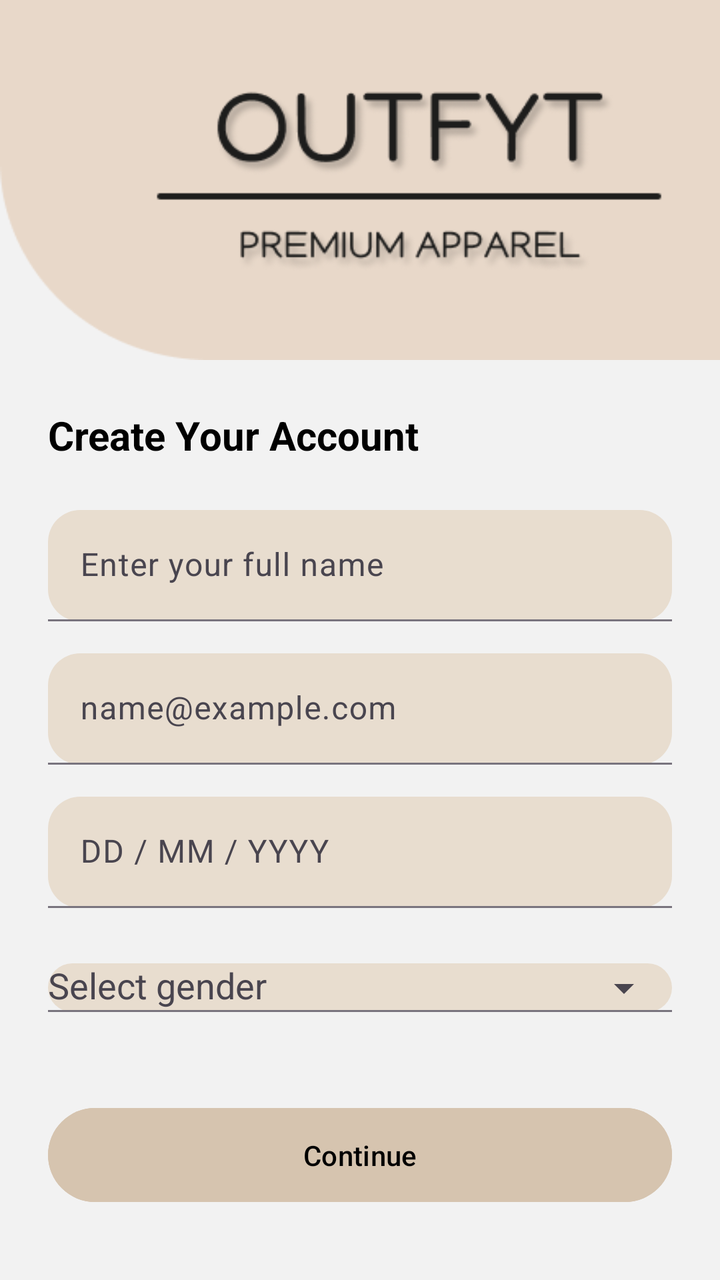
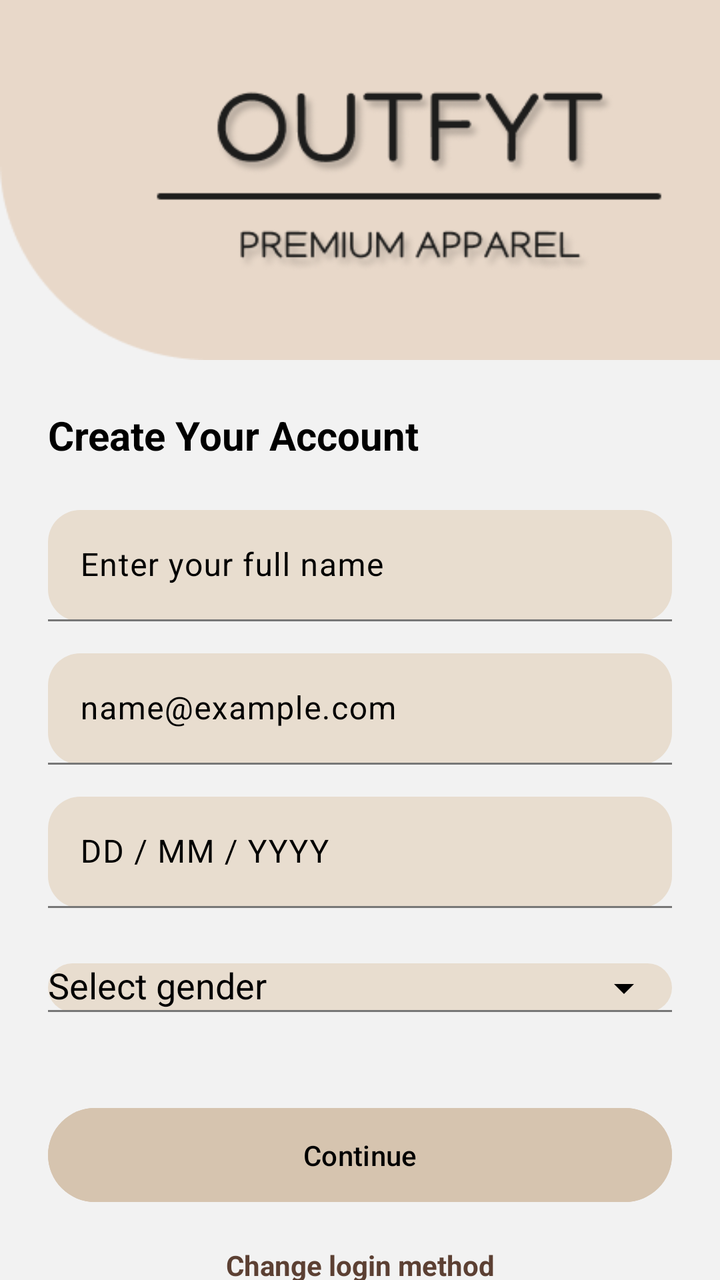

Two renders of the same Android screen: before a commit and after it. Below are the layout's source before the change and the commit's diff.
<!-- AndroidManifest.xml: application theme Theme.Outfy -->
<!-- res/layout/activity_register.xml -->
<?xml version="1.0" encoding="utf-8"?>
<androidx.constraintlayout.widget.ConstraintLayout
    xmlns:android="http://schemas.android.com/apk/res/android"
    xmlns:app="http://schemas.android.com/apk/res-auto"
    android:layout_width="match_parent"
    android:layout_height="match_parent"
    android:background="#F2F2F2">

    
    <ImageView
        android:id="@+id/headerImage"
        android:layout_width="0dp"
        android:layout_height="180dp"
        android:scaleType="fitXY"
        android:src="@drawable/logo_elem"
        android:contentDescription="@string/app_name"
        app:layout_constraintTop_toTopOf="parent"
        app:layout_constraintStart_toStartOf="parent"
        app:layout_constraintEnd_toEndOf="parent"/>

    
    <TextView
        android:id="@+id/registerTitle"
        android:layout_width="wrap_content"
        android:layout_height="wrap_content"
        android:text="@string/create_account"
        android:textSize="20sp"
        android:textStyle="bold"
        android:textColor="#000"
        app:layout_constraintTop_toBottomOf="@id/headerImage"
        app:layout_constraintStart_toStartOf="parent"
        android:layout_marginStart="24dp"
        android:layout_marginTop="24dp"/>

    
    <com.google.android.material.textfield.TextInputLayout
        android:id="@+id/nameLayout"
        android:layout_width="0dp"
        android:layout_height="wrap_content"
        android:layout_marginTop="24dp"
        android:layout_marginHorizontal="24dp"
        app:boxBackgroundMode="filled"
        app:boxBackgroundColor="#E8DDCF"
        app:boxCornerRadiusTopStart="16dp"
        app:boxCornerRadiusTopEnd="16dp"
        app:boxCornerRadiusBottomStart="16dp"
        app:boxCornerRadiusBottomEnd="16dp"
        app:hintTextColor="#000000"
        app:layout_constraintTop_toBottomOf="@id/registerTitle"
        app:layout_constraintStart_toStartOf="parent"
        app:layout_constraintEnd_toEndOf="parent">

        <com.google.android.material.textfield.TextInputEditText
            android:id="@+id/nameEditText"
            android:layout_width="match_parent"
            android:layout_height="wrap_content"
            android:hint="@string/hint_full_name"
            android:textColor="#000000"
            android:inputType="textPersonName"/>
    </com.google.android.material.textfield.TextInputLayout>

    
    <com.google.android.material.textfield.TextInputLayout
        android:id="@+id/emailLayout"
        android:layout_width="0dp"
        android:layout_height="wrap_content"
        android:layout_marginTop="16dp"
        android:layout_marginHorizontal="24dp"
        app:boxBackgroundMode="filled"
        app:boxBackgroundColor="#E8DDCF"
        app:boxCornerRadiusTopStart="16dp"
        app:boxCornerRadiusTopEnd="16dp"
        app:boxCornerRadiusBottomStart="16dp"
        app:boxCornerRadiusBottomEnd="16dp"
        app:hintTextColor="#000000"
        app:layout_constraintTop_toBottomOf="@id/nameLayout"
        app:layout_constraintStart_toStartOf="parent"
        app:layout_constraintEnd_toEndOf="parent">

        <com.google.android.material.textfield.TextInputEditText
            android:id="@+id/emailEditText"
            android:layout_width="match_parent"
            android:layout_height="wrap_content"
            android:hint="@string/hint_email"
            android:textColor="#000000"
            android:inputType="textEmailAddress"/>
    </com.google.android.material.textfield.TextInputLayout>
    
    <com.google.android.material.textfield.TextInputLayout
        android:id="@+id/phoneLayout"
        android:layout_width="0dp"
        android:layout_height="wrap_content"
        android:layout_marginTop="16dp"
        android:layout_marginHorizontal="24dp"
        android:visibility="gone"
        app:boxBackgroundMode="filled"
        app:boxBackgroundColor="#E8DDCF"
        app:boxCornerRadiusTopStart="16dp"
        app:boxCornerRadiusTopEnd="16dp"
        app:boxCornerRadiusBottomStart="16dp"
        app:boxCornerRadiusBottomEnd="16dp"
        app:hintTextColor="#000000"
        app:layout_constraintTop_toBottomOf="@id/emailLayout"
        app:layout_constraintStart_toStartOf="parent"
        app:layout_constraintEnd_toEndOf="parent">

        <com.google.android.material.textfield.TextInputEditText
            android:id="@+id/phoneEditText"
            android:layout_width="match_parent"
            android:layout_height="wrap_content"
            android:hint="Mobile number"
            android:textColor="#000000"
            android:inputType="phone"/>
    </com.google.android.material.textfield.TextInputLayout>
    
    <com.google.android.material.textfield.TextInputLayout
        android:id="@+id/dobLayout"
        android:layout_width="0dp"
        android:layout_height="wrap_content"
        android:layout_marginTop="16dp"
        android:layout_marginHorizontal="24dp"
        app:boxBackgroundMode="filled"
        app:boxBackgroundColor="#E8DDCF"
        app:boxCornerRadiusTopStart="16dp"
        app:boxCornerRadiusTopEnd="16dp"
        app:boxCornerRadiusBottomStart="16dp"
        app:boxCornerRadiusBottomEnd="16dp"
        app:hintTextColor="#000000"
        app:layout_constraintTop_toBottomOf="@id/phoneLayout"
        app:layout_constraintStart_toStartOf="parent"
        app:layout_constraintEnd_toEndOf="parent">

        <com.google.android.material.textfield.TextInputEditText
            android:id="@+id/dobEditText"
            android:layout_width="match_parent"
            android:layout_height="wrap_content"
            android:hint="@string/hint_dob"
            android:textColor="#000000"
            android:focusable="false"
            android:clickable="true"/>
    </com.google.android.material.textfield.TextInputLayout>

    
    <com.google.android.material.textfield.TextInputLayout
        android:id="@+id/genderLayout"
        android:layout_width="0dp"
        android:layout_height="wrap_content"
        android:layout_marginTop="16dp"
        android:layout_marginHorizontal="24dp"
        app:boxBackgroundMode="filled"
        app:boxBackgroundColor="#E8DDCF"
        app:boxCornerRadiusTopStart="16dp"
        app:boxCornerRadiusTopEnd="16dp"
        app:boxCornerRadiusBottomStart="16dp"
        app:boxCornerRadiusBottomEnd="16dp"
        app:hintTextColor="#000000"
        app:endIconMode="dropdown_menu"
        app:layout_constraintTop_toBottomOf="@id/dobLayout"
        app:layout_constraintStart_toStartOf="parent"
        app:layout_constraintEnd_toEndOf="parent">

        <AutoCompleteTextView
            android:id="@+id/genderDropdown"
            android:layout_width="match_parent"
            android:layout_height="wrap_content"
            android:hint="@string/hint_gender"
            android:textColor="#000000"
            android:inputType="none"/>
    </com.google.android.material.textfield.TextInputLayout>

    
    <Button
        android:id="@+id/continueButton"
        android:layout_width="0dp"
        android:layout_height="55dp"
        android:text="@string/continue_text"
        android:textAllCaps="false"
        android:textColor="#000"
        android:backgroundTint="#D6C4AF"
        android:layout_marginTop="32dp"
        android:layout_marginHorizontal="24dp"
        app:layout_constraintTop_toBottomOf="@id/genderLayout"
        app:layout_constraintStart_toStartOf="parent"
        app:layout_constraintEnd_toEndOf="parent"/>

</androidx.constraintlayout.widget.ConstraintLayout>
<!-- resources referenced by this layout -->
<resources>
  <!-- drawable logo_elem: png bitmap (drawable, 20613 bytes) -->
  <string name="app_name">outfy</string>
  <string name="continue_text">Continue</string>
  <string name="create_account">Create Your Account</string>
  <string name="hint_dob">DD / MM / YYYY</string>
  <string name="hint_email">name@example.com</string>
  <string name="hint_full_name">Enter your full name</string>
  <string name="hint_gender">Select gender</string>
  <style name="Theme.Outfy" parent="Base.Theme.Outfy" />
  <style name="Base.Theme.Outfy" parent="Theme.Material3.DayNight.NoActionBar">
  
          
          <item name="colorPrimary">#D6C4AF</item>
          <item name="colorSecondary">#D6C4AF</item>
          <item name="colorTertiary">#D6C4AF</item>
  
          
          <item name="colorControlActivated">#D6C4AF</item>
          <item name="colorControlHighlight">#D6C4AF</item>
          <item name="colorControlNormal">#999999</item>
  
      </style>
</resources>

<!-- the commit's change to res/layout/activity_register.xml (unified diff, before → after) -->
@@ -6,6 +6,17 @@
     android:layout_height="match_parent"
     android:background="#F2F2F2">
 
+    <ImageView
+        android:id="@+id/btnBack"
+        android:layout_width="24dp"
+        android:layout_height="24dp"
+        android:layout_marginStart="20dp"
+        android:layout_marginTop="20dp"
+        android:contentDescription="@string/back_to_login"
+        android:src="@drawable/ic_back"
+        app:layout_constraintStart_toStartOf="parent"
+        app:layout_constraintTop_toTopOf="parent" />
+
     
     <ImageView
         android:id="@+id/headerImage"
@@ -85,6 +96,7 @@
             android:textColor="#000000"
             android:inputType="textEmailAddress"/>
     </com.google.android.material.textfield.TextInputLayout>
+
     
     <com.google.android.material.textfield.TextInputLayout
         android:id="@+id/phoneLayout"
@@ -112,6 +124,7 @@
             android:textColor="#000000"
             android:inputType="phone"/>
     </com.google.android.material.textfield.TextInputLayout>
+
     
     <com.google.android.material.textfield.TextInputLayout
         android:id="@+id/dobLayout"
@@ -183,4 +196,17 @@
         app:layout_constraintStart_toStartOf="parent"
         app:layout_constraintEnd_toEndOf="parent"/>
 
+    <TextView
+        android:id="@+id/tvChangeMethod"
+        android:layout_width="wrap_content"
+        android:layout_height="wrap_content"
+        android:layout_marginTop="18dp"
+        android:text="@string/change_login_method"
+        android:textColor="#5C4033"
+        android:textSize="14sp"
+        android:textStyle="bold"
+        app:layout_constraintTop_toBottomOf="@id/continueButton"
+        app:layout_constraintStart_toStartOf="parent"
+        app:layout_constraintEnd_toEndOf="parent" />
+
 </androidx.constraintlayout.widget.ConstraintLayout>
<!-- resource entries referenced after the edit -->
@@ -1,7 +1,19 @@
 <!-- resources referenced by this layout -->
 <resources>
+  <!-- drawable ic_back (drawable) -->
+  <vector xmlns:android="http://schemas.android.com/apk/res/android"
+      android:width="24dp"
+      android:height="24dp"
+      android:viewportWidth="24"
+      android:viewportHeight="24">
+    <path
+        android:fillColor="#000000"
+        android:pathData="M20,11H7.83l5.59,-5.59L12,4l-8,8 8,8 1.41,-1.41L7.83,13H20v-2z"/>
+  </vector>
   <!-- drawable logo_elem: png bitmap (drawable, 20613 bytes) -->
   <string name="app_name">outfy</string>
+  <string name="back_to_login">Back to login</string>
+  <string name="change_login_method">Change login method</string>
   <string name="continue_text">Continue</string>
   <string name="create_account">Create Your Account</string>
   <string name="hint_dob">DD / MM / YYYY</string>
@@ -13,13 +25,31 @@
   
           
           <item name="colorPrimary">#D6C4AF</item>
+          <item name="colorOnPrimary">#000000</item>
+          <item name="colorPrimaryContainer">#E8DDCF</item>
+          <item name="colorOnPrimaryContainer">#000000</item>
+  
           <item name="colorSecondary">#D6C4AF</item>
+          <item name="colorOnSecondary">#000000</item>
+          <item name="colorSecondaryContainer">#E8DDCF</item>
+          <item name="colorOnSecondaryContainer">#000000</item>
+  
           <item name="colorTertiary">#D6C4AF</item>
+          <item name="colorOnTertiary">#000000</item>
+  
+          
+          <item name="android:windowBackground">#F2F2F2</item>
+          <item name="android:textColorPrimary">#000000</item>
+          <item name="colorSurface">#FFFFFF</item>
+          <item name="colorOnSurface">#000000</item>
+          <item name="colorSurfaceVariant">#E8DDCF</item>
+          <item name="colorOnSurfaceVariant">#000000</item>
+          <item name="colorOutline">#777777</item>
   
           
           <item name="colorControlActivated">#D6C4AF</item>
           <item name="colorControlHighlight">#D6C4AF</item>
-          <item name="colorControlNormal">#999999</item>
+          <item name="colorControlNormal">#777777</item>
   
       </style>
 </resources>
